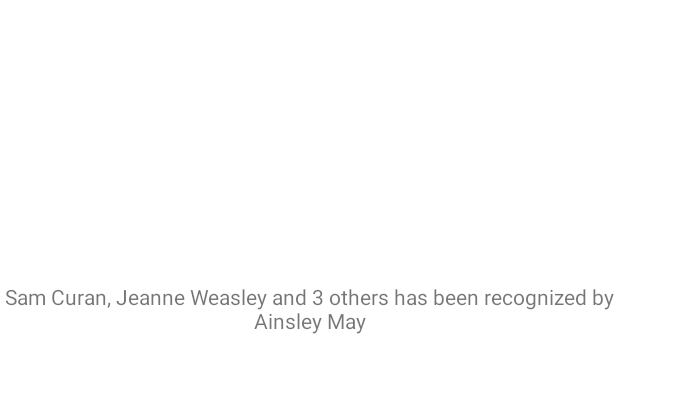
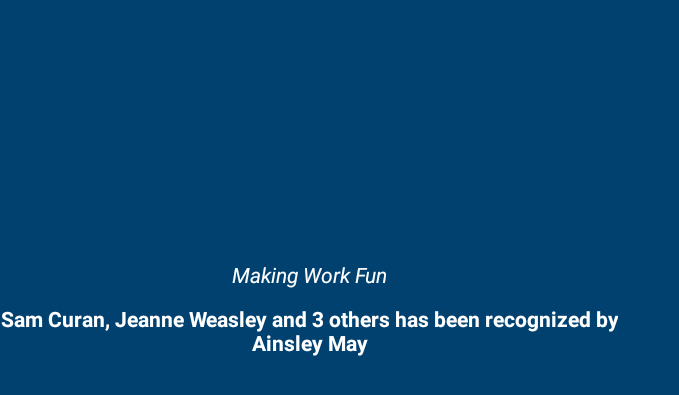
Before and after one commit to heakshaya/UserListAnimation, an Android app: the screen it shows after launch (RecognitionActivity), on a phone screen of 824 x 412 dp (held sideways). Shown: the top 395 px of the screen, without its empty margins (0-679 px from the left). Run offline under Robolectric (Android 15) with nearby library versions, the phone set to English and light mode, and no system bars; our stand-ins replace RxJava; libraries missing offline, so code that uses them is left out: com.google.android.exoplayer2; network calls fail; pictures from the network do not load.

Commit message:
Recognition animation updated

```diff
--- a/app/src/main/java/com/example/userlistanimation/presentation/useranimation/MainActivity.java
+++ b/app/src/main/java/com/example/userlistanimation/presentation/useranimation/MainActivity.java
@@ -40,7 +40,7 @@ public class MainActivity extends AppCompatActivity {
     private LottieAnimationView animationView;
     private int page = 0;
     private Handler handler;
-    private final int delay = 8100; //milliseconds
+    private final int delay = 8200; //milliseconds
     Runnable runnable = new Runnable() {
         public void run() {
             page++;
--- a/app/src/main/java/com/example/userlistanimation/presentation/viewmodel/TvViewModel.java
+++ b/app/src/main/java/com/example/userlistanimation/presentation/viewmodel/TvViewModel.java
@@ -34,10 +34,6 @@ import io.reactivex.functions.Function;
 import io.reactivex.schedulers.Schedulers;
 
 public class TvViewModel extends AndroidViewModel {
-
-    @NonNull
-    private final MutableLiveData<OwnerAPIResponse> users = new MutableLiveData<>();
-
     @NonNull
     private final MutableLiveData<APIResponse> posts = new MutableLiveData<>();
 
@@ -45,31 +41,7 @@ public class TvViewModel extends AndroidViewModel {
     private final MutableLiveData<List<Data>> storyLiveData = new MutableLiveData<>();
 
     private final MutableLiveData<Resource.Status> statusMutableLiveData = new MutableLiveData<>();
-    ExoPlayer exoPlayer;
 
-    private Observer<OwnerAPIResponse> usersObserver = new Observer<OwnerAPIResponse>() {
-        @Override
-        public void onSubscribe(Disposable d) {
-        }
-
-        @Override
-        public void onNext(OwnerAPIResponse apiResponse) {
-            if (!apiResponse.getData().isEmpty()) {
-                users.postValue(apiResponse);
-            }
-
-        }
-
-        @Override
-        public void onError(Throwable e) {
-            Log.d("Error", "Error in Observer: " + e.getMessage());
-        }
-
-        @Override
-        public void onComplete() {
-
-        }
-    };
 
     private Observer<APIResponse> postsObserver = new Observer<APIResponse>() {
         @Override
@@ -111,7 +83,7 @@ public class TvViewModel extends AndroidViewModel {
 
         @Override
         public void onError(Throwable e) {
-            Log.d("Error", "Error in Observer: " + e.getMessage());
+            Log.d("Recognition", "Error in Observer: " + e.getMessage());
         }
 
         @Override
@@ -127,30 +99,8 @@ public class TvViewModel extends AndroidViewModel {
         this.app = app;
     }
 
-
-    public void getUsersList(int page, int limit) {
-        if (isNetworkAvailable(app)) {
-
-            Observable<OwnerAPIResponse> apiResponseObservable = ApiRepository.getInstance().getUsers(page, limit);
-
-            apiResponseObservable.doOnSubscribe(disposable -> {
-                statusMutableLiveData.postValue(Resource.Status.LOADING);
-            }).doFinally(() -> statusMutableLiveData.postValue(Resource.Status.LOADING_COMPLETED)
-            ).onErrorReturn(new Function<Throwable, OwnerAPIResponse>() {
-                @Override
-                public OwnerAPIResponse apply(Throwable throwable) throws Exception {
-                    return null;
-                }
-            }).subscribeOn(Schedulers.io())
-                    .observeOn(AndroidSchedulers.mainThread())
-                    .subscribe(usersObserver);
-        }
-    }
-
     public void getPostsList(int page, int limit) {
-        if (isNetworkAvailable(app)) {
         Observable<APIResponse> apiResponseObservable = ApiRepository.getInstance().getPosts(page, limit);
-
         apiResponseObservable.doOnSubscribe(disposable -> {
             statusMutableLiveData.postValue(Resource.Status.LOADING);
         }).doFinally(() -> statusMutableLiveData.postValue(Resource.Status.LOADING_COMPLETED)
@@ -158,12 +108,9 @@ public class TvViewModel extends AndroidViewModel {
                 .observeOn(AndroidSchedulers.mainThread())
                 .subscribe(postsObserver);
     }
-    }
 
     public void getStoriesList(int page, int limit) {
-        if (isNetworkAvailable(app)) {
         Observable<APIResponse> apiResponseObservable = ApiRepository.getInstance().getPosts(page, limit);
-
         apiResponseObservable.doOnSubscribe(disposable -> {
             statusMutableLiveData.postValue(Resource.Status.LOADING);
         }).map(this::mapping).doFinally(() -> statusMutableLiveData.postValue(Resource.Status.LOADING_COMPLETED)
@@ -171,71 +118,13 @@ public class TvViewModel extends AndroidViewModel {
                 .observeOn(AndroidSchedulers.mainThread())
                 .subscribe(storyObserver);
     }
-    }
 
     private List<Data> mapping(APIResponse apiResponse) {
         List<Data> postsList = new ArrayList<>();
         if (!apiResponse.getData().isEmpty()) {
             postsList.addAll(apiResponse.getData());
-          /*  if (!postsList.isEmpty()) {
-                for (int i = 0; i < postsList.size(); i++) {
-                    Data story = postsList.get(i);
-
-                    long storyTime = 0;
-                    story.setVideo(true);
-
-                    if (story.isVideo()) {
-                        Log.d("UserStories", "Inside Mapping position at :" + i);
-                        while (story.getTime() == 0) {
-                            getVideoTime(story, i);
-                        }
-                    } else {
-                        storyTime = Constants.DELAY_TIME;
-                    }
-
-                    story.setTime(storyTime);
-                }
-                Log.d("UserStories", "Inside Mapping completed");
-            }*/
         }
         return postsList;
-    }
-
-    public void getVideoTime(Data story, int i) {
-        Handler mainHandler = new Handler(app.getApplicationContext().getMainLooper());
-        Runnable runnable = () -> {
-            {
-                String videoURL = "https://media.geeksforgeeks.org/wp-content/uploads/20201217163353/Screenrecorder-2020-12-17-16-32-03-350.mp4";
-                if (exoPlayer == null) {
-                    exoPlayer = new ExoPlayer.Builder(app.getApplicationContext()).build();
-                    Log.d("UserStories", "Exoplayer was null at: " + i);
-                    try {
-                        MediaItem mediaItem = MediaItem.fromUri(videoURL); // story.getVideoURL
-                        exoPlayer.setMediaItem(mediaItem);
-                        exoPlayer.prepare();
-                        exoPlayer.addListener(new Player.Listener() {
-                            @Override
-                            public void onPlaybackStateChanged(int playbackState) {
-                                Player.Listener.super.onPlaybackStateChanged(playbackState);
-                                if (playbackState == ExoPlayer.STATE_READY) {
-                                    story.setTime(exoPlayer.getDuration());
-                                    Log.d("UserStories", "Inside viewModel Exo STATE_READY :" + i);
-                                    Log.d("UserStories", "Inside Exo Time:" + story.getTime());
-                                    exoPlayer.release();
-                                    exoPlayer = null;
-                                }
-                            }
-                        });
-                    } catch (Exception ignored) {
-                    }
-                }
-            }
-        };
-        mainHandler.post(runnable);
-    }
-
-    public MutableLiveData<OwnerAPIResponse> getUsersMutableLiveData() {
-        return users;
     }
 
     public MutableLiveData<List<Data>> getStoryMutableLiveData() {
@@ -245,30 +134,4 @@ public class TvViewModel extends AndroidViewModel {
     public MutableLiveData<APIResponse> getPostsMutableLiveData() {
         return posts;
     }
-
-    private boolean isNetworkAvailable(@NonNull Context context) {
-        if (context == null) {
-            return false;
 }
-        ConnectivityManager connectivityManager = (ConnectivityManager) context.getSystemService(Context.CONNECTIVITY_SERVICE);
-        if (Build.VERSION.SDK_INT >= Build.VERSION_CODES.Q) {
-            NetworkCapabilities capabilities = connectivityManager.getNetworkCapabilities(connectivityManager.getActiveNetwork());
-
-            if (capabilities != null) {
-                return capabilities.hasTransport(NetworkCapabilities.TRANSPORT_CELLULAR)
-                        || capabilities.hasTransport(NetworkCapabilities.TRANSPORT_WIFI)
-                        || capabilities.hasTransport(NetworkCapabilities.TRANSPORT_ETHERNET);
-            }
-        } else {
-            NetworkInfo activeNetworkInfo = connectivityManager.getActiveNetworkInfo();
-            return activeNetworkInfo != null && activeNetworkInfo.isConnected();
-        }
-        return false;
-
-    }
-  /*  @Override
-    protected void onCleared() {
-        disposable.clear();
-    }
-*/
-}
--- a/app/src/main/res/layout/fragment_recognition.xml
+++ b/app/src/main/res/layout/fragment_recognition.xml
@@ -1,19 +1,53 @@
 <?xml version="1.0" encoding="utf-8"?>
 <LinearLayout xmlns:android="http://schemas.android.com/apk/res/android"
     android:layout_width="match_parent"
-    android:orientation="horizontal"
-    android:layout_height="match_parent">
-    <TextView
+    android:layout_height="match_parent"
+    xmlns:app="http://schemas.android.com/apk/res-auto"
+    android:background="#004170"
+    android:orientation="horizontal">
+
+    <LinearLayout
+        android:layout_width="0dp"
+        android:layout_height="match_parent"
+        android:layout_weight="1"
+        android:gravity="center"
+        android:orientation="vertical">
+        <TextView
+            android:layout_width="match_parent"
+            android:layout_height="wrap_content"
+            android:gravity="center"
+            android:text="Making Work Fun"
+            android:layout_marginBottom="10dp"
+            android:textColor="#FFFFFF"
+            android:textStyle="italic" />
+        <TextView
+            android:layout_width="wrap_content"
+            android:layout_height="wrap_content"
+            android:gravity="center"
+            android:text="Sam Curan, Jeanne Weasley and 3 others has been recognized by Ainsley May"
+            android:textColor="#FFFFFF"
+            android:textStyle="bold" />
+    </LinearLayout>
+    <RelativeLayout
         android:layout_width="0dp"
         android:layout_weight="1"
-        android:gravity="center"
-        android:text="Sam Curan, Jeanne Weasley and 3 others has been recognized by Ainsley May"
-        android:layout_height="match_parent"/>
+        android:layout_height="match_parent">
     <androidx.viewpager2.widget.ViewPager2
         android:id="@+id/view_pager"
-        android:layout_width="0dp"
-        android:layout_weight="1"
-        android:layout_gravity="center"
+        android:layout_width="match_parent"
+        android:layout_centerInParent="true"
         android:layout_height="wrap_content"
-        android:orientation="horizontal" />
+        android:layout_gravity="center"/>
+
+        <com.airbnb.lottie.LottieAnimationView
+            android:id="@+id/animationView"
+            app:lottie_autoPlay="true"
+            app:lottie_loop="true"
+            app:lottie_rawRes="@raw/fireworks_json"
+            app:lottie_url="REPLACE_JSON_URL"
+            android:visibility="gone"
+            android:layout_width="match_parent"
+            android:layout_height="wrap_content"
+            android:layout_centerInParent="true" />
+    </RelativeLayout>
 </LinearLayout>
--- a/app/src/main/res/layout/item_recognition_main_image.xml
+++ b/app/src/main/res/layout/item_recognition_main_image.xml
@@ -12,7 +12,6 @@
         android:id="@+id/main_image"
         android:layout_width="match_parent"
         android:layout_height="match_parent"
-
         android:adjustViewBounds="true"/>
 
 </androidx.constraintlayout.widget.ConstraintLayout>
--- a/app/src/main/res/layout/stories_item.xml
+++ b/app/src/main/res/layout/stories_item.xml
@@ -11,7 +11,7 @@
         android:layout_height="match_parent"
         android:adjustViewBounds="true" />
 
-    <com.google.android.exoplayer2.ui.PlayerView
+    <com.google.android.exoplayer2.ui.StyledPlayerView
         android:id="@+id/playerView"
         android:layout_width="match_parent"
         android:layout_height="match_parent"
```
Also changed, not shown: app/src/main/java/com/example/userlistanimation/presentation/recognition/RecognitionAdapter.java (+20 -12 lines), app/src/main/java/com/example/userlistanimation/presentation/recognition/RecognitionFragment.java (+23 -7 lines), app/src/main/java/com/example/userlistanimation/presentation/stories/StoriesAdapter.java (+3 -1 lines), app/src/main/res/layout/item_recognition_media_video.xml (+7 -6 lines), app/src/main/res/drawable/main_image_recognition.png (added). Lines whose indentation alone changed are shown as unchanged.
